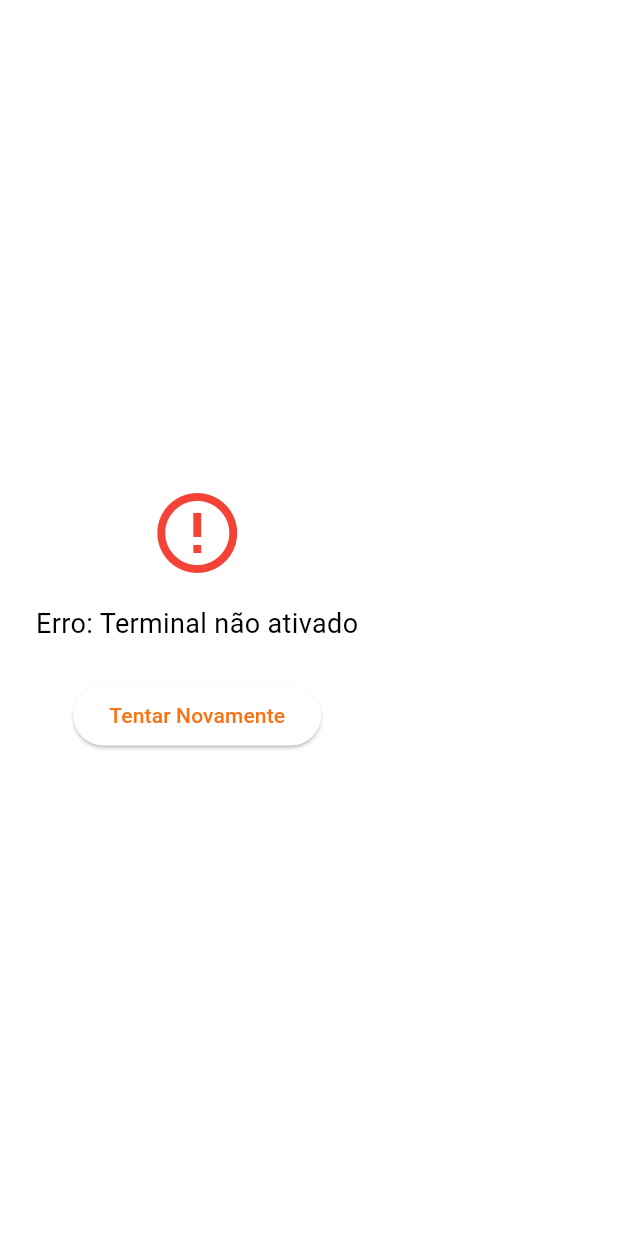
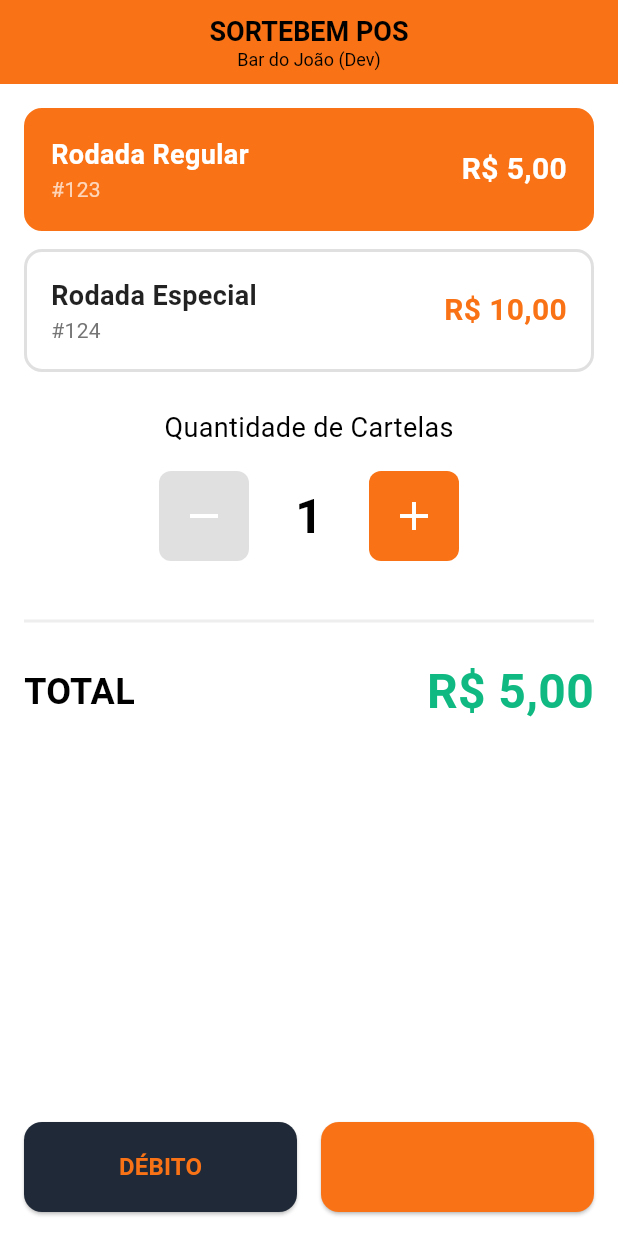
Before and after one commit to gabrielduffy/sortebem-pos, a Flutter app: the SaleScreen screen opened directly, on a phone screen of 412 x 824 dp. Run offline on Flutter 3.47's test engine with Material 3 defaults, Android fonts, the light colour scheme and no system bars; our stand-ins replace shared_preferences; accounts and stored records are empty.

Commit message:
feat: added development mode with mocked data to skip login and api errors

```diff
--- a/lib/main.dart
+++ b/lib/main.dart
@@ -1,6 +1,6 @@
 import 'package:flutter/material.dart';
 import 'package:flutter/services.dart';
-import 'screens/activation_screen.dart';
+import 'screens/sale_screen.dart';
 
 void main() {
   WidgetsFlutterBinding.ensureInitialized();
@@ -27,7 +27,7 @@
         ),
         useMaterial3: true,
       ),
-      home: const ActivationScreen(),
+      home: const SaleScreen(), // Ir direto para vendas
     );
   }
 }
--- a/lib/screens/sale_screen.dart
+++ b/lib/screens/sale_screen.dart
@@ -1,13 +1,10 @@
-import 'dart:async';
 import 'package:flutter/material.dart';
 import '../models/round.dart';
-import '../services/api_service.dart';
-import '../services/storage_service.dart';
-import '../utils/formatters.dart';
-import '../widgets/loading_indicator.dart';
+import '../models/terminal.dart';
 import '../widgets/quantity_selector.dart';
 import '../widgets/round_selector.dart';
 import '../widgets/payment_method_selector.dart';
+import '../utils/formatters.dart';
 import 'payment_screen.dart';
 
 class SaleScreen extends StatefulWidget {
@@ -18,43 +15,36 @@
 }
 
 class _SaleScreenState extends State<SaleScreen> {
-  final _apiService = ApiService();
-  final _storageService = StorageService();
+  // Dados mockados para teste
+  final RoundResponse mockRoundResponse = RoundResponse(
+    regular: Round(
+      id: 1,
+      number: 123,
+      type: 'regular',
+      cardPrice: 5.00,
+      sellingEndsAt: DateTime.now().add(const Duration(minutes: 7)),
+    ),
+    special: Round(
+      id: 2,
+      number: 124,
+      type: 'special',
+      cardPrice: 10.00,
+      sellingEndsAt: DateTime.now().add(const Duration(minutes: 57)),
+    ),
+  );
 
-  bool _isLoading = true;
-  String? _error;
-  RoundResponse? _rounds;
+  final Terminal mockTerminal = Terminal(
+    terminalId: 'POS-TEST001',
+    establishment: Establishment(id: 1, name: 'Bar do João (Dev)'),
+  );
+
   Round? _selectedRound;
   int _quantity = 1;
 
   @override
   void initState() {
     super.initState();
-    _loadData();
-  }
-
-  Future<void> _loadData() async {
-    setState(() {
-       _isLoading = true;
-       _error = null;
-    });
-
-    try {
-      final creds = await _storageService.getCredentials();
-      if (creds['terminal_id'] == null) throw Exception('Terminal não ativado');
-
-      final rounds = await _apiService.getCurrentRound(creds['terminal_id']!);
-      setState(() {
-        _rounds = rounds;
-        _selectedRound = rounds.regular ?? rounds.special;
-        _isLoading = false;
-      });
-    } catch (e) {
-      setState(() {
-        _error = e.toString().replaceAll('Exception: ', '');
-        _isLoading = false;
-      });
-    }
+    _selectedRound = mockRoundResponse.regular;
   }
 
   void _processSale(PaymentMethod method) {
@@ -69,69 +59,21 @@
           totalAmount: _selectedRound!.cardPrice * _quantity,
         ),
       ),
-    ).then((_) {
-      // Refresh when returning (maybe new round available)
-      _loadData();
-    });
+    );
   }
 
   @override
   Widget build(BuildContext context) {
-    if (_isLoading) return const Scaffold(body: LoadingIndicator(message: 'Carregando rodadas...'));
-
-    if (_error != null) {
-      return Scaffold(
-        body: Padding(
-          padding: const EdgeInsets.all(24.0),
-          child: Column(
-            mainAxisAlignment: MainAxisAlignment.center,
-            children: [
-              const Icon(Icons.error_outline, size: 64, color: Colors.red),
-              const SizedBox(height: 16),
-              Text(
-                'Erro: $_error',
-                textAlign: TextAlign.center,
-                style: const TextStyle(fontSize: 18),
-              ),
-              const SizedBox(height: 24),
-              ElevatedButton(
-                onPressed: _loadData,
-                child: const Text('Tentar Novamente'),
-              )
-            ],
-          ),
-        ),
-      );
-    }
-
-    if (_selectedRound == null) {
-       return Scaffold(
-        body: Center(
-          child: Column(
-             mainAxisAlignment: MainAxisAlignment.center,
-             children: [
-               const Icon(Icons.warning, size: 64, color: Colors.orange),
-               const SizedBox(height: 16),
-               const Text('Nenhuma rodada disponível no momento.'),
-               const SizedBox(height: 16),
-               ElevatedButton(onPressed: _loadData, child: const Text('Atualizar'))
-             ],
-          ),
-        ),
-       );
-    }
-
     return Scaffold(
       appBar: AppBar(
-        title: const Text('SORTEBEM POS'),
+        title: Column(
+          children: [
+            const Text('SORTEBEM POS', style: TextStyle(fontSize: 18, fontWeight: FontWeight.bold)),
+            Text(mockTerminal.establishment.name, style: const TextStyle(fontSize: 12)),
+          ],
+        ),
         centerTitle: true,
         backgroundColor: const Color(0xFFF97316),
-        actions: [
-            IconButton(
-                icon: const Icon(Icons.refresh),
-                onPressed: _loadData,
-            )
-        ],
       ),
       body: Padding(
         padding: const EdgeInsets.all(16.0),
@@ -142,8 +84,8 @@
                 child: Column(
                   children: [
                     RoundSelector(
-                      regular: _rounds?.regular,
-                      special: _rounds?.special,
+                      regular: mockRoundResponse.regular,
+                      special: mockRoundResponse.special,
                       selected: _selectedRound,
                       onSelected: (r) => setState(() => _selectedRound = r),
                     ),
```
Also changed, not shown: lib/screens/payment_screen.dart (+33 -29 lines).
